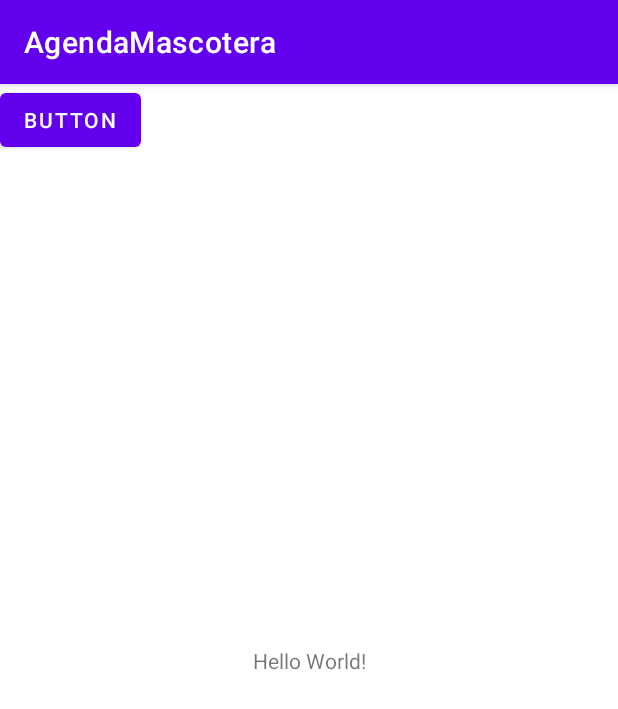
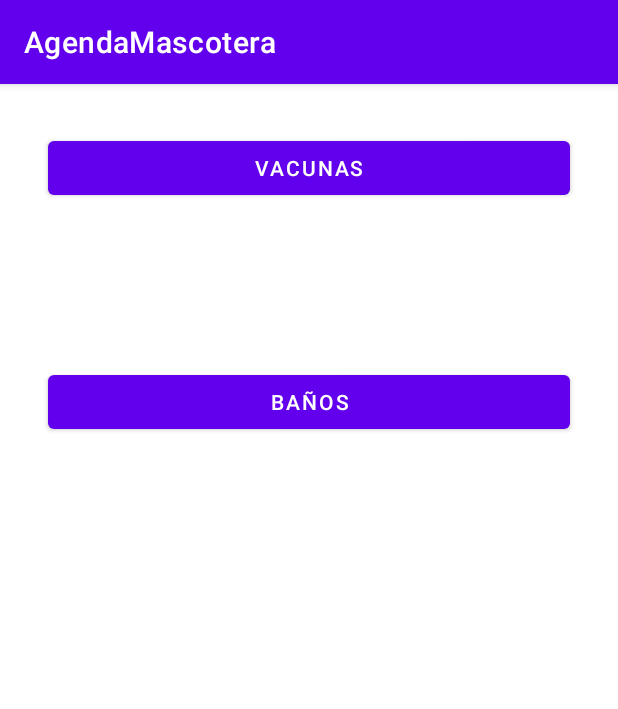
Before and after one commit to Agustin2211/Android, an Android app: the screen it shows after launch (MainActivity), on a phone screen of 412 x 824 dp. Shown: the top 709 px of the screen. Run offline under Robolectric (Android 15) with nearby library versions, the phone set to English and light mode, and no system bars.

Commit message:
Botones Agregados

```diff
--- a/AgendaMascotera/app/src/main/res/layout/activity_main.xml
+++ b/AgendaMascotera/app/src/main/res/layout/activity_main.xml
@@ -6,21 +6,44 @@
     android:layout_height="match_parent"
     tools:context=".MainActivity">
 
-    <TextView
-        android:layout_width="wrap_content"
-        android:layout_height="wrap_content"
-        android:text="Hello World!"
+    <ScrollView
+        android:layout_width="match_parent"
+        android:layout_height="match_parent"
         app:layout_constraintBottom_toBottomOf="parent"
-        app:layout_constraintLeft_toLeftOf="parent"
-        app:layout_constraintRight_toRightOf="parent"
-        app:layout_constraintTop_toTopOf="parent" />
+        app:layout_constraintEnd_toEndOf="parent"
+        app:layout_constraintStart_toStartOf="parent"
+        app:layout_constraintTop_toTopOf="parent">
 
-    <Button
-        android:id="@+id/button"
-        android:layout_width="wrap_content"
-        android:layout_height="wrap_content"
-        android:text="Button"
-        tools:layout_editor_absoluteX="151dp"
-        tools:layout_editor_absoluteY="217dp" />
+        <androidx.constraintlayout.widget.ConstraintLayout
+            android:layout_width="match_parent"
+            android:layout_height="wrap_content">
+
+            <Button
+                android:id="@+id/buttonVACUNAS"
+                android:layout_width="match_parent"
+                android:layout_height="match_parent"
+                android:layout_marginStart="32dp"
+                android:layout_marginTop="32dp"
+                android:layout_marginEnd="32dp"
+                android:layout_marginBottom="108dp"
+                android:text="VACUNAS"
+                app:layout_constraintBottom_toTopOf="@+id/buttonBAÑOS"
+                app:layout_constraintEnd_toEndOf="parent"
+                app:layout_constraintStart_toStartOf="parent"
+                app:layout_constraintTop_toTopOf="parent" />
+
+            <Button
+                android:id="@+id/buttonBAÑOS"
+                android:layout_width="match_parent"
+                android:layout_height="match_parent"
+                android:layout_marginStart="32dp"
+                android:layout_marginEnd="32dp"
+                android:text="BAÑOS"
+                app:layout_constraintEnd_toEndOf="parent"
+                app:layout_constraintStart_toStartOf="parent"
+                app:layout_constraintTop_toBottomOf="@id/buttonVACUNAS"
+                app:layout_constraintBottom_toBottomOf="parent"/>
+        </androidx.constraintlayout.widget.ConstraintLayout>
+    </ScrollView>
 
 </androidx.constraintlayout.widget.ConstraintLayout>
```
